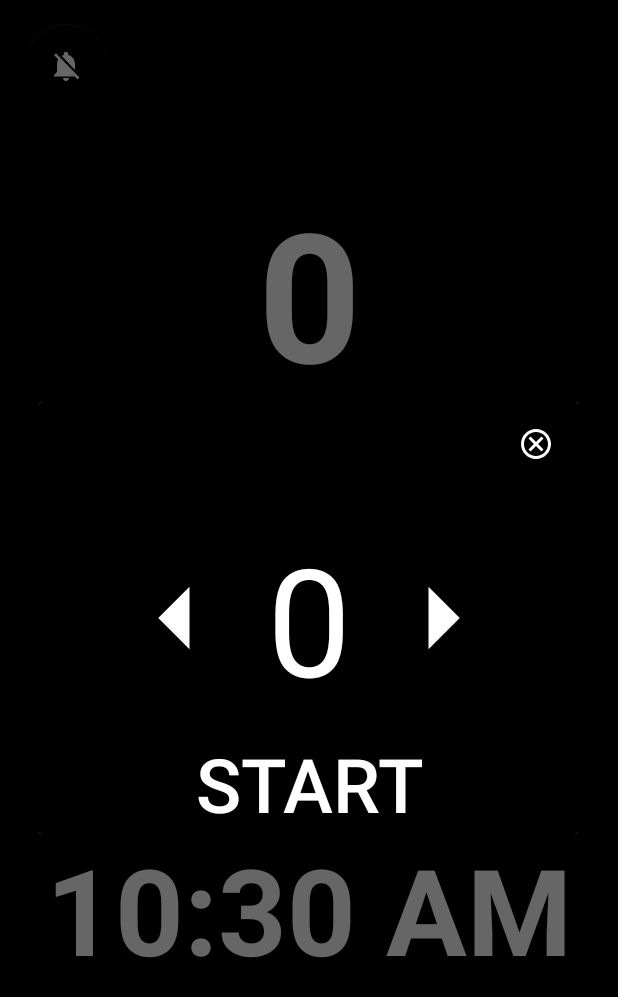
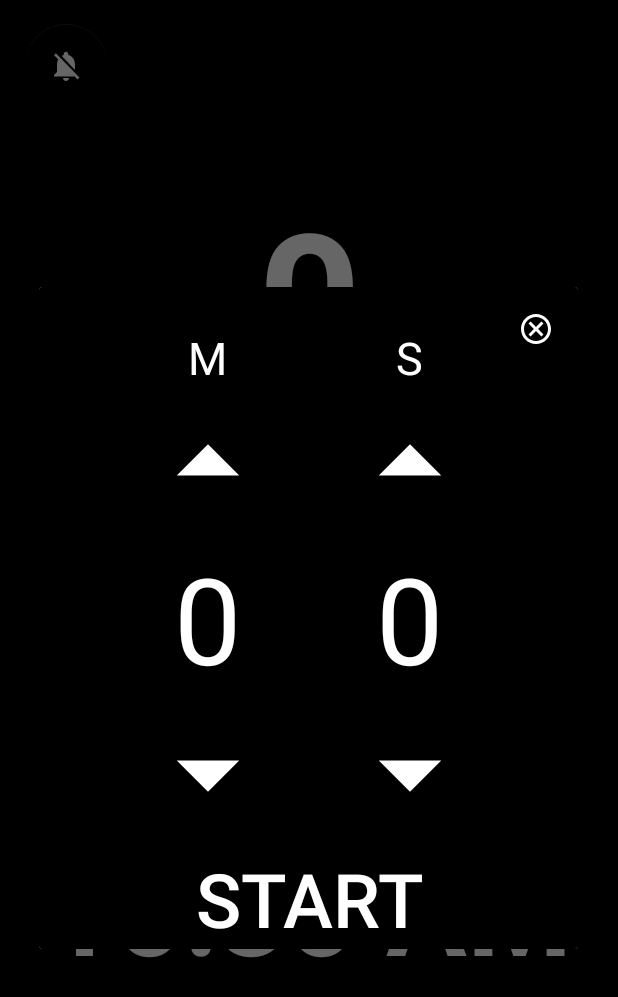
Before and after one commit to Vcky4/Time_Countdown, an Android app: the screen it shows after launch (MainActivity), after a tap on "QUICK COUNTDOWN", on a phone screen of 412 x 824 dp. Shown: the top 997 px of the screen. Run offline under Robolectric (Android 15) with nearby library versions, the light colour scheme and no system bars; our stand-ins replace AdMob; 1 statement that could not run was skipped; 1 other tap on this screen came first.

Commit message:
Update - set UI with minute

```diff
--- a/app/src/main/java/com/vicksoson/timecountdown/MainActivity.kt
+++ b/app/src/main/java/com/vicksoson/timecountdown/MainActivity.kt
@@ -68,8 +68,8 @@ class MainActivity : AppCompatActivity() {
 
         //alert builder
         val builder = AlertDialog.Builder(this)
-        val fabView = layoutInflater.inflate(R.layout.set_timmer, null)
-        builder.setView(fabView)
+        val setTimeView = layoutInflater.inflate(R.layout.set_timmer, null)
+        builder.setView(setTimeView)
 
         val alertDialog = builder.create()
 
@@ -77,6 +77,10 @@ class MainActivity : AppCompatActivity() {
 //        binding.reset.setOnClickListener {
 //            resetTimer()
 ////        }0L
+
+
+        //initialize set time textView
+        val setTime = setTimeView.findViewById<TextView>(R.id.seconds_text)
 
         //Timer controls
         binding.timeControl.setOnClickListener{
@@ -91,6 +95,7 @@ class MainActivity : AppCompatActivity() {
             }
         }
         binding.quickCountdown.setOnClickListener {
+            setTime.text = "0"
             alertDialog.show()
 
 
@@ -110,11 +115,10 @@ class MainActivity : AppCompatActivity() {
                 true
             }
         }
-        //initialize set time textView
-        val setTime = fabView.findViewById<TextView>(R.id.time_edit_text)
+
 
         //set start button on click listener
-        fabView.findViewById<Button>(R.id.start_bt).setOnClickListener {
+        setTimeView.findViewById<Button>(R.id.start_bt).setOnClickListener {
             if (isRunning) {
                 countdownTimer.cancel()
                 isRunning = false
@@ -129,12 +133,15 @@ class MainActivity : AppCompatActivity() {
             //set color to white
             val color = ContextCompat.getColor(applicationContext, R.color.white)
             binding.timer.setTextColor(color)
+            //make quickCountdown button invisible at start time
+            binding.quickCountdown.visibility = INVISIBLE
+            binding.timeControl.setImageResource(R.drawable.ic_baseline_pause_24)
             //dismiss dialog
             alertDialog.dismiss()
         }
 
         //initialize cancel button
-        val cancel = fabView.findViewById<ImageView>(R.id.cancel)
+        val cancel = setTimeView.findViewById<ImageView>(R.id.cancel)
         //set cancel button on click listener
         cancel.setOnClickListener {
             //dismiss dialog
@@ -142,12 +149,12 @@ class MainActivity : AppCompatActivity() {
         }
         //increase value when clicked
         var value = 0
-        fabView.findViewById<ImageView>(R.id.increment).setOnClickListener {
+        setTimeView.findViewById<ImageView>(R.id.s_increment).setOnClickListener {
             value += 1
             setTime.text = value.toString()
         }
         //decrease value when clicked
-        fabView.findViewById<ImageView>(R.id.decrement).setOnClickListener {
+        setTimeView.findViewById<ImageView>(R.id.s_decrement).setOnClickListener {
             if (value > 0) {
                 value -= 1
                 setTime.text = value.toString()
@@ -177,6 +184,7 @@ class MainActivity : AppCompatActivity() {
                 binding.timer.textSize = 100F
                 binding.timer.text = "TIME'S UP"
                 binding.timeControl.visibility = GONE
+                binding.quickCountdown.visibility = VISIBLE
                 val color = ContextCompat.getColor(applicationContext, R.color.red)
                 binding.timer.setTextColor(color)
 
--- /dev/null
+++ b/app/src/main/res/drawable/ic_baseline_arrow_drop_down_24.xml
@@ -0,0 +1,5 @@
+<vector android:height="24dp" android:tint="#FFFFFF"
+    android:viewportHeight="24" android:viewportWidth="24"
+    android:width="24dp" xmlns:android="http://schemas.android.com/apk/res/android">
+    <path android:fillColor="@android:color/white" android:pathData="M7,10l5,5 5,-5z"/>
+</vector>
--- /dev/null
+++ b/app/src/main/res/drawable/ic_baseline_arrow_drop_up_24.xml
@@ -0,0 +1,5 @@
+<vector android:height="24dp" android:tint="#FFFFFF"
+    android:viewportHeight="24" android:viewportWidth="24"
+    android:width="24dp" xmlns:android="http://schemas.android.com/apk/res/android">
+    <path android:fillColor="@android:color/white" android:pathData="M7,14l5,-5 5,5z"/>
+</vector>
--- a/app/src/main/res/layout/set_timmer.xml
+++ b/app/src/main/res/layout/set_timmer.xml
@@ -1,61 +1,118 @@
 <?xml version="1.0" encoding="utf-8"?>
 <androidx.constraintlayout.widget.ConstraintLayout xmlns:android="http://schemas.android.com/apk/res/android"
+    xmlns:app="http://schemas.android.com/apk/res-auto"
     xmlns:tools="http://schemas.android.com/tools"
     android:layout_width="match_parent"
-    xmlns:app="http://schemas.android.com/apk/res-auto"
+    android:layout_height="match_parent"
     android:background="@android:color/background_dark"
-    android:layout_height="match_parent"
     tools:ignore="HardcodedText">
 
     <TextView
-        android:id="@+id/time_edit_text"
+        android:id="@+id/seconds_text"
         android:layout_width="wrap_content"
         android:layout_height="wrap_content"
+        android:text="0"
+        android:textColor="@color/white"
+        android:textColorHint="@color/white"
+        android:textSize="80sp"
+        app:layout_constraintBottom_toBottomOf="parent"
+        app:layout_constraintEnd_toEndOf="parent"
+        app:layout_constraintStart_toEndOf="@id/minute_text"
+        app:layout_constraintTop_toTopOf="parent" />
+    <TextView
+        android:id="@+id/minute_text"
+        android:layout_width="wrap_content"
+        android:layout_height="wrap_content"
+        android:text="0"
+        android:textColor="@color/white"
+        android:textColorHint="@color/white"
+        android:textSize="80sp"
+        app:layout_constraintBottom_toBottomOf="parent"
+        app:layout_constraintEnd_toStartOf="@id/seconds_text"
         app:layout_constraintStart_toStartOf="parent"
-        app:layout_constraintEnd_toEndOf="parent"
-        app:layout_constraintTop_toTopOf="parent"
-        android:textColorHint="@color/white"
-        android:padding="10dp"
-        android:textColor="@color/white"
-        android:textSize="100sp"
-        android:text="0"
-        app:layout_constraintBottom_toBottomOf="parent" />
+        app:layout_constraintTop_toTopOf="parent" />
+
     <Button
         android:id="@+id/start_bt"
         android:layout_width="wrap_content"
         android:layout_height="wrap_content"
-        app:layout_constraintStart_toStartOf="parent"
-        app:layout_constraintEnd_toEndOf="parent"
+        android:background="@color/black"
+        android:text="Start"
         android:textColor="@color/white"
         android:textSize="50sp"
-        android:background="@color/black"
+        app:layout_constraintEnd_toEndOf="parent"
+        app:layout_constraintStart_toStartOf="parent"
         app:layout_constraintBottom_toBottomOf="parent"
-        app:layout_constraintTop_toBottomOf="@id/time_edit_text"
-        android:text="Start"/>
+        app:layout_constraintTop_toBottomOf="@id/s_decrement"
+        tools:layout_editor_absoluteX="103dp"
+        tools:layout_editor_absoluteY="532dp" />
+
     <ImageButton
         android:id="@+id/cancel"
         android:layout_width="24dp"
         android:layout_height="24dp"
+        android:layout_margin="16dp"
         android:background="@drawable/ic_outline_cancel_24"
+        android:contentDescription="cancel"
         app:layout_constraintEnd_toEndOf="parent"
-        app:layout_constraintTop_toTopOf="parent"
-        android:layout_margin="16dp" />
+        app:layout_constraintTop_toTopOf="parent" />
+
     <ImageButton
-        android:id="@+id/increment"
+        android:id="@+id/s_increment"
         android:layout_width="100dp"
         android:layout_height="100dp"
-        app:layout_constraintStart_toEndOf="@id/time_edit_text"
-        app:layout_constraintTop_toTopOf="@id/time_edit_text"
-        app:layout_constraintBottom_toBottomOf="@id/time_edit_text"
-        android:background="@drawable/ic_baseline_arrow_right_24"/>
+        android:background="@drawable/ic_baseline_arrow_drop_up_24"
+        android:contentDescription="arrow up"
+        app:layout_constraintBottom_toTopOf="@id/seconds_text"
+        app:layout_constraintEnd_toEndOf="@id/seconds_text"
+        app:layout_constraintStart_toStartOf="@id/seconds_text" />
+
     <ImageButton
-        android:id="@+id/decrement"
+        android:id="@+id/s_decrement"
         android:layout_width="100dp"
         android:layout_height="100dp"
-        app:layout_constraintEnd_toStartOf="@id/time_edit_text"
-        app:layout_constraintTop_toTopOf="@id/time_edit_text"
-        app:layout_constraintBottom_toBottomOf="@id/time_edit_text"
-        android:background="@drawable/ic_baseline_arrow_left_24"/>
+        android:background="@drawable/ic_baseline_arrow_drop_down_24"
+        android:contentDescription="arrow down"
+        app:layout_constraintEnd_toEndOf="@id/seconds_text"
+        app:layout_constraintStart_toStartOf="@id/seconds_text"
+        app:layout_constraintTop_toBottomOf="@id/seconds_text" />
+    <ImageButton
+        android:id="@+id/m_increment"
+        android:layout_width="100dp"
+        android:layout_height="100dp"
+        android:background="@drawable/ic_baseline_arrow_drop_up_24"
+        android:contentDescription="arrow up"
+        app:layout_constraintBottom_toTopOf="@id/minute_text"
+        app:layout_constraintEnd_toEndOf="@id/minute_text"
+        app:layout_constraintStart_toStartOf="@id/minute_text" />
 
+    <ImageButton
+        android:id="@+id/m_decrement"
+        android:layout_width="100dp"
+        android:layout_height="100dp"
+        android:background="@drawable/ic_baseline_arrow_drop_down_24"
+        android:contentDescription="arrow down"
+        app:layout_constraintEnd_toEndOf="@id/minute_text"
+        app:layout_constraintStart_toStartOf="@id/minute_text"
+        app:layout_constraintTop_toBottomOf="@id/minute_text" />
+
+    <TextView
+        android:layout_width="wrap_content"
+        android:layout_height="wrap_content"
+        android:text="M"
+        android:textColor="@color/white"
+        android:textSize="30sp"
+        app:layout_constraintBottom_toTopOf="@id/m_increment"
+        app:layout_constraintStart_toStartOf="@id/m_increment"
+        app:layout_constraintEnd_toEndOf="@id/m_increment"/>
+    <TextView
+        android:layout_width="wrap_content"
+        android:layout_height="wrap_content"
+        android:text="S"
+        android:textColor="@color/white"
+        android:textSize="30sp"
+        app:layout_constraintBottom_toTopOf="@id/s_increment"
+        app:layout_constraintStart_toStartOf="@id/s_increment"
+        app:layout_constraintEnd_toEndOf="@id/s_increment"/>
 
 </androidx.constraintlayout.widget.ConstraintLayout>
--- a/app/src/main/res/values/colors.xml
+++ b/app/src/main/res/values/colors.xml
@@ -7,5 +7,5 @@
     <color name="teal_700">#FF018786</color>
     <color name="black">#FF000000</color>
     <color name="white">#FFFFFFFF</color>
-    <color name="red">#E91E63</color>
+    <color name="red">#FF0000</color>
 </resources>
```
